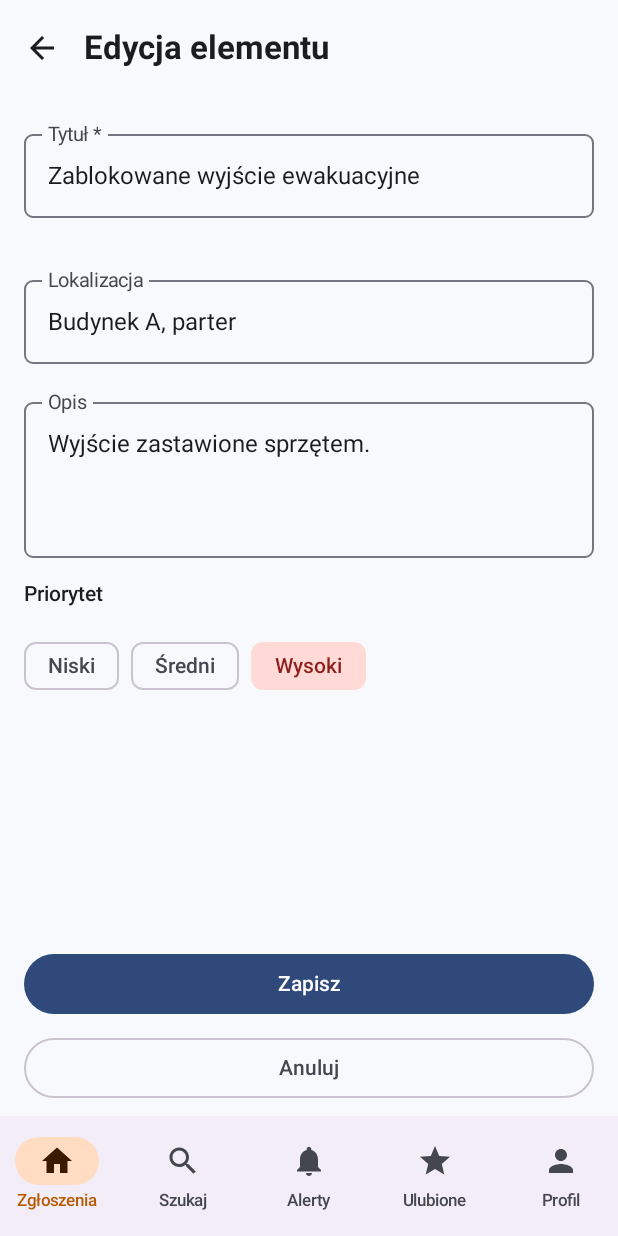
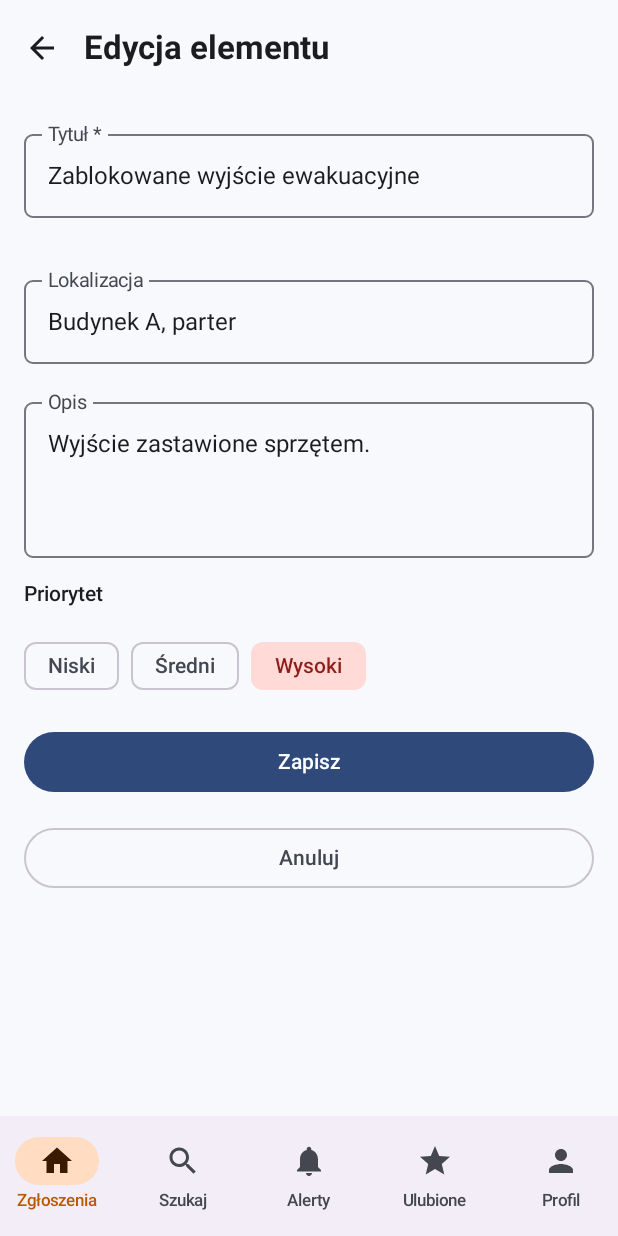
Before and after one commit to mirekkolodziej40-hub/mobilne_projekt, an Android app built with Jetpack Compose: the screen it shows after launch (MainActivity), after a tap on "Edytuj", on a phone screen of 412 x 824 dp. Run offline under Robolectric (Android 15) with nearby library versions, the phone set to English and light mode, and no system bars.

Commit message:
Poprawki UI: klawiatura w formularzu, układ poziomy, ciemne plakietki, pola profilu
Co-Authored-By: Claude Sonnet 5.5 <noreply@anthropic.com>

```diff
--- a/androidApp/src/main/AndroidManifest.xml
+++ b/androidApp/src/main/AndroidManifest.xml
@@ -10,6 +10,7 @@
         android:theme="@android:style/Theme.Material.Light.NoActionBar">
         <activity
             android:exported="true"
+            android:windowSoftInputMode="adjustResize"
             android:name=".MainActivity">
             <intent-filter>
                 <action android:name="android.intent.action.MAIN" />
--- a/shared/src/commonMain/kotlin/pl/uczelnia/projekt/App.kt
+++ b/shared/src/commonMain/kotlin/pl/uczelnia/projekt/App.kt
@@ -110,16 +110,35 @@ fun App() {
                 Box(Modifier.weight(1f).fillMaxWidth()) {
                     when (selectedScreen) {
                         is Screen.Home -> {
-                            IncydentList(
-                                incydenty, "Brak zgłoszeń. Dodaj pierwsze przyciskiem +",
-                                onEdit, { vm.usun(it.id) }, { vm.przelaczUlubiony(it.id) }
-                            )
-                            FloatingActionButton(
-                                onClick = { openForm(null) },
-                                containerColor = MaterialTheme.colorScheme.tertiary,
-                                contentColor = MaterialTheme.colorScheme.onTertiary,
-                                modifier = Modifier.align(Alignment.BottomEnd).padding(16.dp)
-                            ) { Icon(Icons.Filled.Add, contentDescription = "Dodaj zgłoszenie") }
+                            val fab: @Composable (Modifier) -> Unit = { m ->
+                                FloatingActionButton(
+                                    onClick = { openForm(null) },
+                                    containerColor = MaterialTheme.colorScheme.tertiary,
+                                    contentColor = MaterialTheme.colorScheme.onTertiary,
+                                    modifier = m
+                                ) { Icon(Icons.Filled.Add, contentDescription = "Dodaj zgłoszenie") }
+                            }
+                            BoxWithConstraints(Modifier.fillMaxSize()) {
+                                if (maxWidth > maxHeight) {
+                                    // Poziomo: FAB w osobnej kolumnie obok listy, nie nachodzi na akcje kart.
+                                    Row(Modifier.fillMaxSize()) {
+                                        IncydentList(
+                                            incydenty, "Brak zgłoszeń. Dodaj pierwsze przyciskiem +",
+                                            onEdit, { vm.usun(it.id) }, { vm.przelaczUlubiony(it.id) },
+                                            modifier = Modifier.weight(1f)
+                                        )
+                                        Box(Modifier.fillMaxHeight().padding(16.dp), contentAlignment = Alignment.BottomEnd) {
+                                            fab(Modifier)
+                                        }
+                                    }
+                                } else {
+                                    IncydentList(
+                                        incydenty, "Brak zgłoszeń. Dodaj pierwsze przyciskiem +",
+                                        onEdit, { vm.usun(it.id) }, { vm.przelaczUlubiony(it.id) }
+                                    )
+                                    fab(Modifier.align(Alignment.BottomEnd).padding(16.dp))
+                                }
+                            }
                         }
                         is Screen.Search -> Column(Modifier.fillMaxSize()) {
                             OutlinedTextField(
@@ -207,7 +226,7 @@ fun App() {
                         }
                     }
                 ) { innerPadding ->
-                    Box(modifier = Modifier.fillMaxSize().padding(innerPadding)) {
+                    Box(modifier = Modifier.fillMaxSize().padding(innerPadding).consumeWindowInsets(innerPadding)) {
                         if (formOpen) formContent() else tabContent()
                     }
                 }
@@ -313,19 +332,29 @@ fun ScreenContent(
                     OutlinedTextField(
                         value = profileName,
                         onValueChange = onProfileNameChanged,
+                        singleLine = true,
                         label = { Text("Imię i nazwisko (Formularz)") },
                         modifier = Modifier.fillMaxWidth()
                     )
                     OutlinedTextField(
                         value = profileEmail,
                         onValueChange = onProfileEmailChanged,
+                        singleLine = true,
                         label = { Text("Adres E-mail") },
                         keyboardOptions = KeyboardOptions(keyboardType = KeyboardType.Email),
                         modifier = Modifier.fillMaxWidth()
                     )
                 }
                 SekcjaKarta("Podsumowanie") {
-                    Text("Wprowadzono: $profileName ($profileEmail)")
+                    val imie = profileName.trim()
+                    val mail = profileEmail.trim()
+                    Text(
+                        when {
+                            imie.isEmpty() && mail.isEmpty() -> "Uzupełnij dane powyżej"
+                            imie.isNotEmpty() && mail.isNotEmpty() -> "Wprowadzono: $imie ($mail)"
+                            else -> "Wprowadzono: ${imie.ifEmpty { mail }}"
+                        }
+                    )
                 }
             }
         }
--- a/shared/src/commonMain/kotlin/pl/uczelnia/projekt/ui/IncydentScreens.kt
+++ b/shared/src/commonMain/kotlin/pl/uczelnia/projekt/ui/IncydentScreens.kt
@@ -1,6 +1,8 @@
 package pl.uczelnia.projekt.ui
 
-import androidx.compose.foundation.background
+import androidx.compose.foundation.gestures.detectTapGestures
+import androidx.compose.foundation.text.KeyboardActions
+import androidx.compose.foundation.text.KeyboardOptions
 import androidx.compose.foundation.layout.*
 import androidx.compose.foundation.lazy.LazyColumn
 import androidx.compose.foundation.lazy.items
@@ -19,6 +21,10 @@ import androidx.compose.runtime.saveable.rememberSaveable
 import androidx.compose.ui.Alignment
 import androidx.compose.ui.Modifier
 import androidx.compose.ui.graphics.vector.ImageVector
+import androidx.compose.ui.input.pointer.pointerInput
+import androidx.compose.ui.platform.LocalFocusManager
+import androidx.compose.ui.focus.FocusDirection
+import androidx.compose.ui.text.input.ImeAction
 import androidx.compose.ui.text.font.FontWeight
 import androidx.compose.ui.text.style.TextAlign
 import androidx.compose.ui.text.style.TextOverflow
@@ -157,7 +163,7 @@ fun IncydentList(
 }
 
 /** Formularz dodawania (incydent == null) i edycji elementu. */
-@OptIn(ExperimentalMaterial3Api::class)
+@OptIn(ExperimentalMaterial3Api::class, ExperimentalLayoutApi::class)
 @Composable
 fun IncydentForm(
     incydent: Incydent?,
@@ -171,7 +177,13 @@ fun IncydentForm(
     var priorytet by rememberSaveable { mutableStateOf((incydent?.priorytet ?: Priorytet.SREDNI).name) }
     var blad by rememberSaveable { mutableStateOf(false) }
 
-    Column(modifier.fillMaxSize()) {
+    val focusManager = LocalFocusManager.current
+
+    Column(
+        modifier.fillMaxSize()
+            .imePadding()
+            .pointerInput(Unit) { detectTapGestures(onTap = { focusManager.clearFocus() }) }
+    ) {
         TopAppBar(
             title = { Text(if (incydent == null) "Nowy element" else "Edycja elementu") },
             navigationIcon = {
@@ -180,6 +192,7 @@ fun IncydentForm(
                 }
             }
         )
+        // Cała treść (z przyciskami na końcu) przewija się, więc w poziomie i przy klawiaturze nic nie znika.
         Column(
             Modifier.weight(1f).fillMaxWidth().verticalScroll(rememberScrollState()).padding(16.dp),
             verticalArrangement = Arrangement.spacedBy(16.dp)
@@ -188,18 +201,30 @@ fun IncydentForm(
                 value = tytul, onValueChange = { tytul = it; blad = false },
                 label = { Text("Tytuł *") }, isError = blad,
                 supportingText = { if (blad) Text("Tytuł jest wymagany") },
+                singleLine = true,
+                keyboardOptions = KeyboardOptions(imeAction = ImeAction.Next),
+                keyboardActions = KeyboardActions(onNext = { focusManager.moveFocus(FocusDirection.Down) }),
                 modifier = Modifier.fillMaxWidth()
             )
             OutlinedTextField(
                 value = lokalizacja, onValueChange = { lokalizacja = it },
-                label = { Text("Lokalizacja") }, modifier = Modifier.fillMaxWidth()
+                label = { Text("Lokalizacja") },
+                singleLine = true,
+                keyboardOptions = KeyboardOptions(imeAction = ImeAction.Done),
+                keyboardActions = KeyboardActions(onDone = { focusManager.clearFocus() }),
+                modifier = Modifier.fillMaxWidth()
             )
             OutlinedTextField(
                 value = opis, onValueChange = { opis = it },
-                label = { Text("Opis") }, minLines = 3, modifier = Modifier.fillMaxWidth()
+                label = { Text("Opis") }, minLines = 3, maxLines = 6,
+                modifier = Modifier.fillMaxWidth()
             )
             Text("Priorytet", style = MaterialTheme.typography.labelLarge)
-            Row(horizontalArrangement = Arrangement.spacedBy(8.dp)) {
+            FlowRow(
+                horizontalArrangement = Arrangement.spacedBy(8.dp),
+                verticalArrangement = Arrangement.spacedBy(8.dp),
+                modifier = Modifier.fillMaxWidth()
+            ) {
                 Priorytet.entries.forEach { p ->
                     val k = priorytetKolory(p)
                     FilterChip(
@@ -213,13 +238,9 @@ fun IncydentForm(
                     )
                 }
             }
-        }
-        Column(
-            Modifier.fillMaxWidth().padding(horizontal = 16.dp, vertical = 8.dp),
-            verticalArrangement = Arrangement.spacedBy(8.dp)
-        ) {
             Button(
                 onClick = {
+                    focusManager.clearFocus()
                     if (onSave(tytul, lokalizacja, opis, Priorytet.valueOf(priorytet))) onBack() else blad = true
                 },
                 modifier = Modifier.fillMaxWidth()
--- a/shared/src/commonMain/kotlin/pl/uczelnia/projekt/ui/theme/Theme.kt
+++ b/shared/src/commonMain/kotlin/pl/uczelnia/projekt/ui/theme/Theme.kt
@@ -10,6 +10,7 @@ import androidx.compose.material3.darkColorScheme
 import androidx.compose.material3.lightColorScheme
 import androidx.compose.runtime.Composable
 import androidx.compose.ui.graphics.Color
+import androidx.compose.ui.graphics.luminance
 import androidx.compose.ui.text.TextStyle
 import androidx.compose.ui.text.font.FontWeight
 import androidx.compose.ui.unit.dp
@@ -87,11 +88,12 @@ data class PriorytetKolory(val tlo: Color, val tekst: Color)
 
 @Composable
 fun priorytetKolory(p: Priorytet): PriorytetKolory {
-    val dark = isSystemInDarkTheme()
+    // Ręczny przełącznik motywu: rozpoznajemy ciemny motyw po kolorze tła, a nie po ustawieniu systemu.
+    val dark = MaterialTheme.colorScheme.background.luminance() < 0.5f
     return when (p) {
-        Priorytet.WYSOKI -> if (dark) PriorytetKolory(Color(0xFF7A1F1F), Color(0xFFFFDAD6)) else PriorytetKolory(Color(0xFFFFDAD6), Color(0xFF8C1D18))
-        Priorytet.SREDNI -> if (dark) PriorytetKolory(Color(0xFF6B4E00), Color(0xFFFFE08A)) else PriorytetKolory(Color(0xFFFFE9A8), Color(0xFF5C4300))
-        Priorytet.NISKI -> if (dark) PriorytetKolory(Color(0xFF1F5130), Color(0xFFB7F0C4)) else PriorytetKolory(Color(0xFFC8F0D2), Color(0xFF14532D))
+        Priorytet.WYSOKI -> if (dark) PriorytetKolory(Color(0xFF5C1A1A), Color(0xFFFFB4AB)) else PriorytetKolory(Color(0xFFFFDAD6), Color(0xFF8C1D18))
+        Priorytet.SREDNI -> if (dark) PriorytetKolory(Color(0xFF5A4000), Color(0xFFFFD866)) else PriorytetKolory(Color(0xFFFFE9A8), Color(0xFF5C4300))
+        Priorytet.NISKI -> if (dark) PriorytetKolory(Color(0xFF17432A), Color(0xFF9DE3B0)) else PriorytetKolory(Color(0xFFC8F0D2), Color(0xFF14532D))
     }
 }
 
```
Also changed, not shown: 1 other file.
